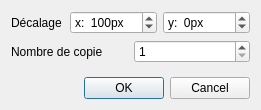
Old version of the form sources/ui/multipastedialog.ui in the repository qelectrotech/qelectrotech-source-mirror.
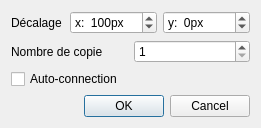
New version of the form.

Commit message: Multi paste dialog : add a check box for allows auto connection of the pasted elements.

```diff
--- a/sources/ui/multipastedialog.ui
+++ b/sources/ui/multipastedialog.ui
@@ -87,6 +87,13 @@
      </item>
     </layout>
    </item>
+   <item>
+    <widget class="QCheckBox" name="m_auto_connection_cb">
+     <property name="text">
+      <string>Auto-connection</string>
+     </property>
+    </widget>
+   </item>
    <item>
     <spacer name="verticalSpacer">
      <property name="orientation">
```
The commit also changes 9 other files.
